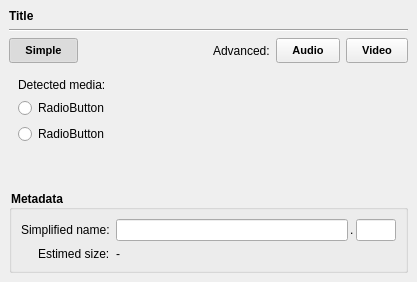
Qt form src/widgets/streamwidget.ui (setvisible/ArrowDL) before a commit.
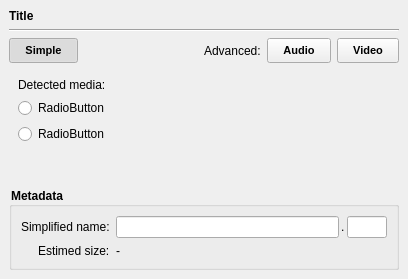
The same form after that commit. The open tabs and pages were chosen to show the change. Icons and pictures are not drawn.

What changed in the file:
```diff
--- a/src/widgets/streamwidget.ui
+++ b/src/widgets/streamwidget.ui
@@ -6,8 +6,8 @@
    <rect>
     <x>0</x>
     <y>0</y>
-    <width>417</width>
-    <height>282</height>
+    <width>408</width>
+    <height>270</height>
    </rect>
   </property>
   <property name="styleSheet">
@@ -302,8 +302,8 @@
                   <rect>
                    <x>0</x>
                    <y>0</y>
-                   <width>381</width>
-                   <height>85</height>
+                   <width>98</width>
+                   <height>46</height>
                   </rect>
                  </property>
                  <layout class="QVBoxLayout" name="verticalLayout_7">
```
